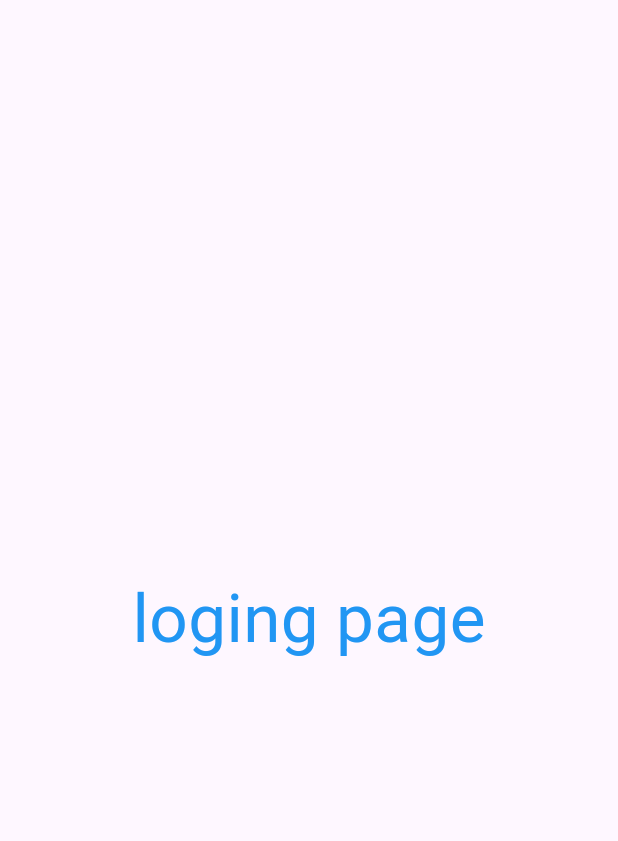
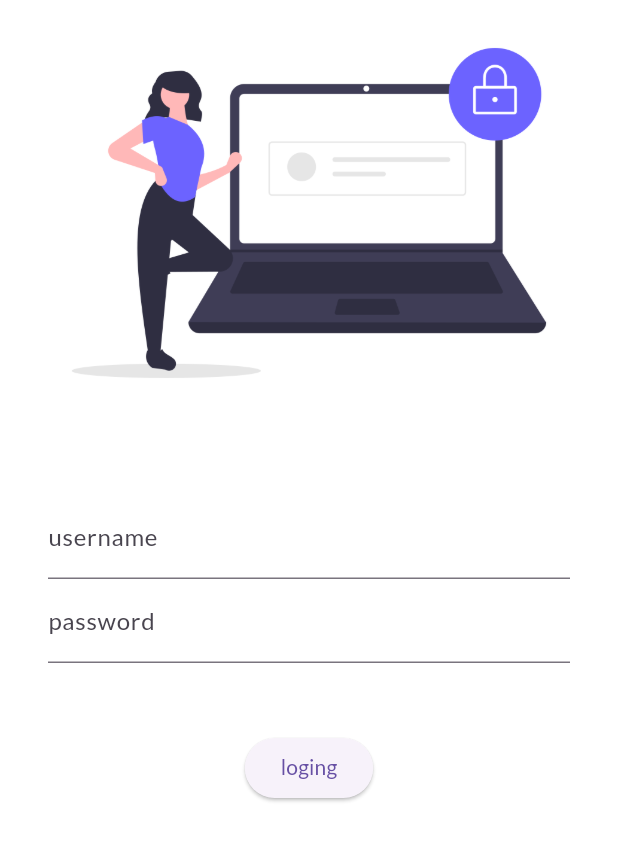
Before and after one commit to sarthaktyagi354932/new, a Flutter app: the screen it shows after launch, on a phone screen of 412 x 824 dp. Shown: the top 841 px of the screen. Run offline on Flutter 3.47's test engine with Material 3 defaults, Android fonts, the light colour scheme and no system bars; our stand-ins replace google_fonts.

Commit message:
day 4 completed

```diff
--- a/lib/main.dart
+++ b/lib/main.dart
@@ -1,6 +1,7 @@
 import 'package:flutter/material.dart';
 import 'package:flutter_30_day/pages/home.dart';
 import 'package:flutter_30_day/pages/LogingPage.dart';
+import 'package:google_fonts/google_fonts.dart';
 
 void main() {
   runApp(const MyApp());
@@ -12,16 +13,16 @@ class MyApp extends StatelessWidget {
   @override
   Widget build(BuildContext context) {
     return  MaterialApp(
-
-      themeMode: ThemeMode.system,
+    //  home: HomePage(),
+      themeMode: ThemeMode.light,
       theme: ThemeData(
-        primarySwatch: Colors.grey),
-      darkTheme: ThemeData(
-
-        brightness: Brightness.dark),
+        primarySwatch: Colors.deepPurple,
+        fontFamily: GoogleFonts.lato().fontFamily,
+        primaryTextTheme: GoogleFonts.latoTextTheme( )
+      ),
         routes:{
           "/":(context) => const LogingPage(),
-          // "/login":(context) => LogingPage(),
+          "/login":(context) => LogingPage(),
         } ,
     );
   }
--- a/lib/pages/LogingPage.dart
+++ b/lib/pages/LogingPage.dart
@@ -1,3 +1,5 @@
+// ignore_for_file: prefer_const_constructors
+
 import 'package:flutter/material.dart';
 
 class LogingPage extends StatelessWidget {
@@ -5,14 +7,48 @@ class LogingPage extends StatelessWidget {
 
   @override
   Widget build(BuildContext context) {
-    return const Material(
-      child: Center(
-        child: Text("loging page",style: TextStyle(
-          fontSize: 45,
-          color: Colors.blue,
-
-        ),
-        ),
+    return Material(
+      color: Colors.white,
+      child: Column(
+        children: [
+          Image.asset(
+            "assets/images/login.png",
+            fit: BoxFit.cover,
+          ),
+          SizedBox(
+            height: 30,
+          ),
+          Padding(
+            padding: const EdgeInsets.symmetric(vertical: 16, horizontal: 32),
+            child: Column(
+              children: [
+                TextFormField(
+                  decoration: InputDecoration(
+                    hintText: "enter username",
+                    labelText: "username",
+                  ),
+                ),
+                TextField(
+                  obscureText: true,
+                  decoration: InputDecoration(
+                    hintText: "enter password",
+                    labelText: "password",
+                  ),
+                ),
+              ],
+            ),
+          ),
+          SizedBox(
+            height: 30,
+          ),
+          ElevatedButton(
+            child: Text("loging"),
+            style: TextButton.styleFrom(),
+            onPressed: () {
+              print("welcome");
+            },
+          )
+        ],
       ),
     );
   }
```
Also changed, not shown: lib/pages/home.dart (+4 -3 lines), pubspec.yaml (+4 -3 lines), assets/images/login.png (added), loging.svg (deleted), pubspec.lock, 3 other files.
